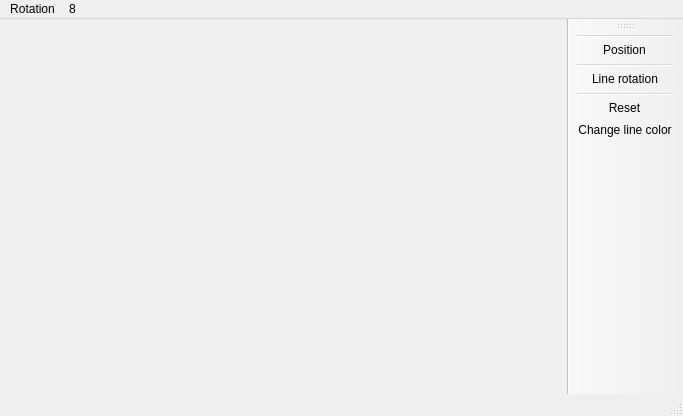
Above: mainwindow.ui from WBednarek/Computer_Graphics before the change. Below: the same form after it.
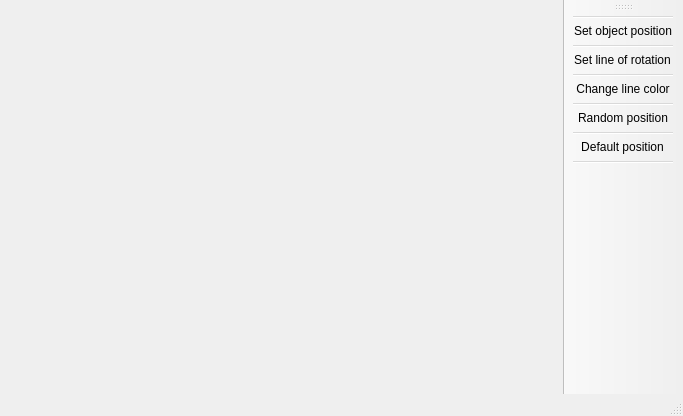
That is the form after the change.

```diff
--- a/mainwindow.ui
+++ b/mainwindow.ui
@@ -27,8 +27,12 @@
    <addaction name="separator"/>
    <addaction name="actionPosition"/>
    <addaction name="separator"/>
-   <addaction name="actionReset"/>
    <addaction name="actionChange_color"/>
+   <addaction name="separator"/>
+   <addaction name="actionRandom_position"/>
+   <addaction name="separator"/>
+   <addaction name="actionReset"/>
+   <addaction name="separator"/>
   </widget>
   <widget class="QMenuBar" name="menuBar">
    <property name="geometry">
@@ -39,34 +43,20 @@
      <height>21</height>
     </rect>
    </property>
-   <widget class="QMenu" name="menuRotation">
-    <property name="title">
-     <string>Rotation</string>
-    </property>
-    <addaction name="separator"/>
-    <addaction name="separator"/>
-   </widget>
-   <widget class="QMenu" name="menu8">
-    <property name="title">
-     <string>8</string>
-    </property>
-   </widget>
-   <addaction name="menuRotation"/>
-   <addaction name="menu8"/>
   </widget>
   <action name="actionLine_rotation">
    <property name="text">
-    <string>Position</string>
+    <string>Set object position</string>
    </property>
   </action>
   <action name="actionPosition">
    <property name="text">
-    <string>Line rotation</string>
+    <string>Set line of rotation</string>
    </property>
   </action>
   <action name="actionReset">
    <property name="text">
-    <string>Reset</string>
+    <string>Default position</string>
    </property>
   </action>
   <action name="actionChange_color">
@@ -78,6 +68,11 @@
  line color</string>
    </property>
   </action>
+  <action name="actionRandom_position">
+   <property name="text">
+    <string>Random position</string>
+   </property>
+  </action>
  </widget>
  <layoutdefault spacing="6" margin="11"/>
  <resources/>
```
